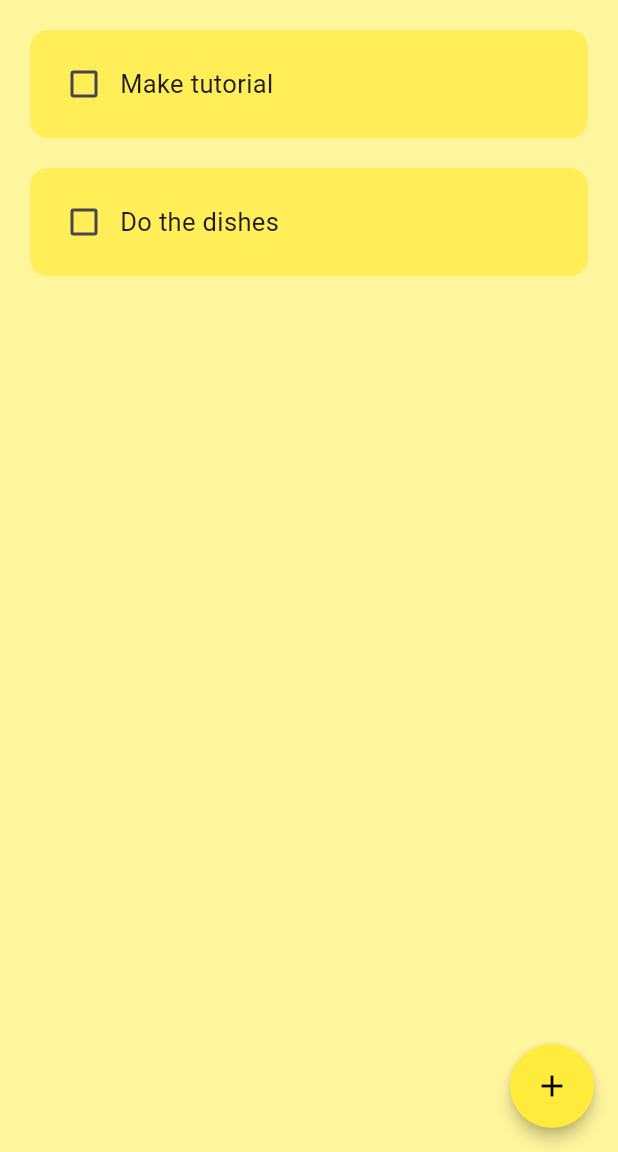
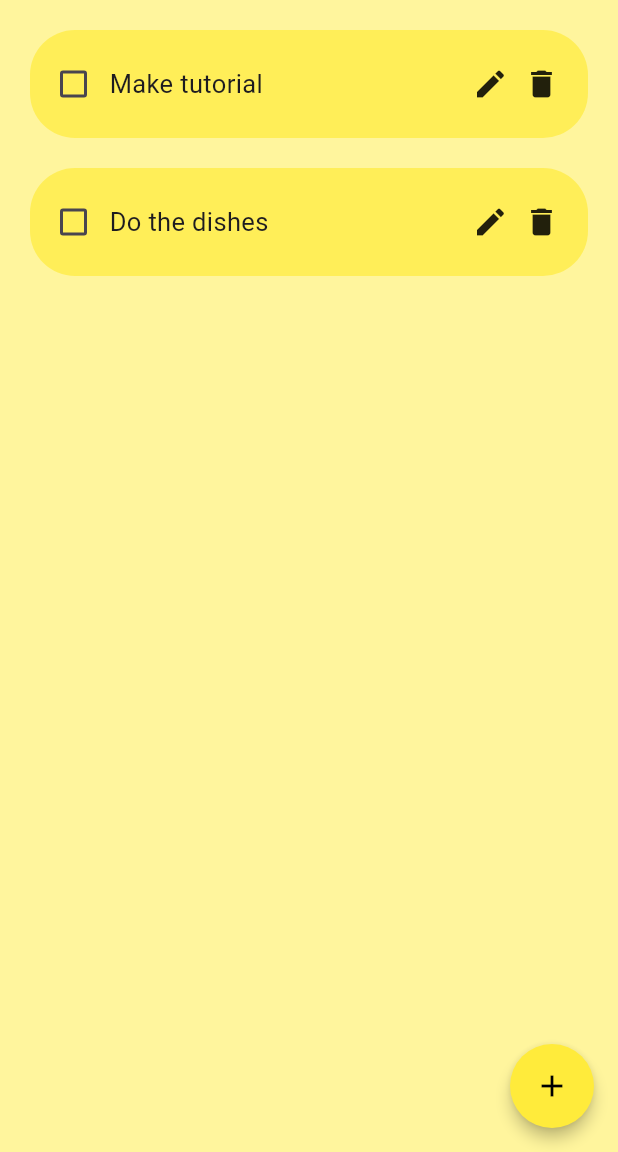
Before and after one commit to sxmbaka/todo-app, a Flutter app: the screen it shows after launch, on a phone screen of 412 x 824 dp, the part 84-1236 px from its top. Run offline on Flutter 3.47's test engine with Material 3 defaults, Android fonts, the phone set to English and light mode, and no system bars; drawn by our look-alikes of flutter_slidable; our stand-ins replace gap, google_fonts; missing offline and left inert: dart:ffi, dart:js_util; Roboto replaces fonts that are missing (Ubuntu).

Commit message:
Fix formatting issues and add new task functionality

```diff
--- a/lib/widgets/todo_list_tile.dart
+++ b/lib/widgets/todo_list_tile.dart
@@ -1,26 +1,52 @@
+import 'dart:js_util';
+
+import 'package:flutter/cupertino.dart';
 import 'package:flutter/material.dart';
+import 'package:flutter/widgets.dart';
+import 'package:flutter_slidable/flutter_slidable.dart';
+import 'package:gap/gap.dart';
 import 'package:google_fonts/google_fonts.dart';
 
 class TodoListTile extends StatelessWidget {
   final String taskName;
   final bool isTaskComplete;
   final Function(bool?)? onChanged;
+  VoidCallback onEdit;
+  VoidCallback onDelete;
 
   TodoListTile({
     super.key,
     required this.taskName,
     required this.isTaskComplete,
     required this.onChanged,
+    required this.onDelete,
+    required this.onEdit,
   });
 
   @override
   Widget build(BuildContext context) {
-    return Container(
-      padding: EdgeInsets.all(12),
+    return Slidable(
+      endActionPane: ActionPane(
+        motion: StretchMotion(),
+        children: [
+          SlidableAction(
+            onPressed: onDelete,
+            icon: Icons.delete,
+            backgroundColor: Colors.red,
+          ),
+        ],
+      ),
+      child: Container(
+        padding: EdgeInsets.only(
+          left: 5,
+          right: 19,
+          top: 12,
+          bottom: 12,
+        ),
         margin: EdgeInsets.only(left: 20, right: 20, top: 20),
         decoration: BoxDecoration(
           color: Colors.yellow[400],
-        borderRadius: BorderRadius.circular(12),
+          borderRadius: BorderRadius.circular(30),
         ),
         child: Row(
           children: [
@@ -29,7 +55,8 @@ class TodoListTile extends StatelessWidget {
               onChanged: onChanged,
               activeColor: Colors.black87,
             ),
-          Text(
+            Expanded(
+              child: Text(
                 taskName,
                 style: GoogleFonts.ubuntu(
                   fontSize: 17,
@@ -39,7 +66,22 @@ class TodoListTile extends StatelessWidget {
                 ),
                 maxLines: 5,
               ),
+            ),
+            GestureDetector(
+              onTap: onEdit,
+              child: Icon(
+                Icons.edit,
+              ),
+            ),
+            Gap(10),
+            GestureDetector(
+              onTap: onDelete,
+              child: Icon(
+                Icons.delete,
+              ),
+            ),
           ],
+        ),
       ),
     );
   }
--- a/pubspec.yaml
+++ b/pubspec.yaml
@@ -37,6 +37,7 @@ dependencies:
   cupertino_icons: ^1.0.6
   google_fonts: ^6.2.1
   gap:
+  flutter_slidable:
 
 dev_dependencies:
   flutter_test:
```
Also changed, not shown: lib/pages/home_page.dart (+20 -1 lines), lib/widgets/dialog_box.dart (+9 -3 lines), lib/main.dart (line endings or trailing spaces), pubspec.lock. Lines whose indentation alone changed are shown as unchanged.
